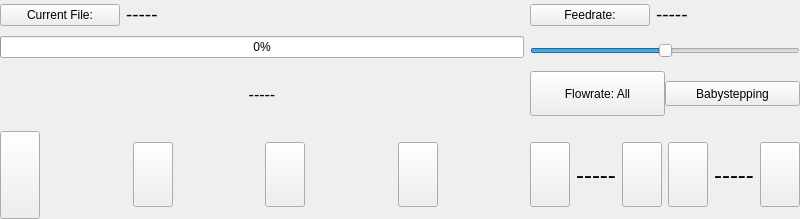
Above: ClientApp/qt/activeprintwidget.ui from re3Dprinting/touchscreen before the change. Below: the same form after it.
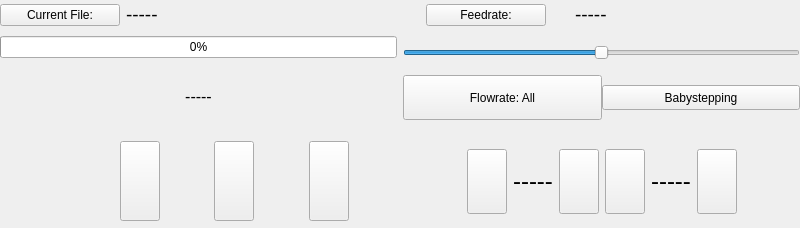
That is the form after the change. Icons and pictures are not drawn.

Commit message: Fix geometry on active and not-active widgets.

Diff of the .ui file:
```diff
--- a/ClientApp/qt/activeprintwidget.ui
+++ b/ClientApp/qt/activeprintwidget.ui
@@ -7,7 +7,7 @@
     <x>0</x>
     <y>0</y>
     <width>800</width>
-    <height>219</height>
+    <height>228</height>
    </rect>
   </property>
   <property name="maximumSize">
@@ -168,6 +168,19 @@
    </item>
    <item row="3" column="1">
     <layout class="QHBoxLayout" name="horizontalLayout_3">
+     <item>
+      <spacer name="horizontalSpacer_5">
+       <property name="orientation">
+        <enum>Qt::Horizontal</enum>
+       </property>
+       <property name="sizeHint" stdset="0">
+        <size>
+         <width>40</width>
+         <height>20</height>
+        </size>
+       </property>
+      </spacer>
+     </item>
      <item>
       <widget class="QPushButton" name="FlowrateNeg">
        <property name="sizePolicy">
@@ -310,6 +323,19 @@
        </property>
       </widget>
      </item>
+     <item>
+      <spacer name="horizontalSpacer_6">
+       <property name="orientation">
+        <enum>Qt::Horizontal</enum>
+       </property>
+       <property name="sizeHint" stdset="0">
+        <size>
+         <width>40</width>
+         <height>20</height>
+        </size>
+       </property>
+      </spacer>
+     </item>
     </layout>
    </item>
    <item row="0" column="1">
@@ -362,29 +388,6 @@
    </item>
    <item row="3" column="0">
     <layout class="QHBoxLayout" name="horizontalLayout_2">
-     <item>
-      <widget class="QPushButton" name="Back">
-       <property name="maximumSize">
-        <size>
-         <width>100</width>
-         <height>100</height>
-        </size>
-       </property>
-       <property name="text">
-        <string/>
-       </property>
-       <property name="icon">
-        <iconset>
-         <normaloff>img/back.png</normaloff>img/back.png</iconset>
-       </property>
-       <property name="iconSize">
-        <size>
-         <width>100</width>
-         <height>100</height>
-        </size>
-       </property>
-      </widget>
-     </item>
      <item>
       <spacer name="horizontalSpacer">
        <property name="orientation">
@@ -392,7 +395,7 @@
        </property>
        <property name="sizeHint" stdset="0">
         <size>
-         <width>40</width>
+         <width>120</width>
          <height>20</height>
         </size>
        </property>
@@ -409,7 +412,7 @@
        <property name="maximumSize">
         <size>
          <width>65</width>
-         <height>65</height>
+         <height>80</height>
         </size>
        </property>
        <property name="text">
@@ -451,7 +454,7 @@
        <property name="maximumSize">
         <size>
          <width>65</width>
-         <height>65</height>
+         <height>80</height>
         </size>
        </property>
        <property name="text">
@@ -493,7 +496,7 @@
        <property name="maximumSize">
         <size>
          <width>65</width>
-         <height>65</height>
+         <height>80</height>
         </size>
        </property>
        <property name="text">
```
The commit also changes 4 other files.
